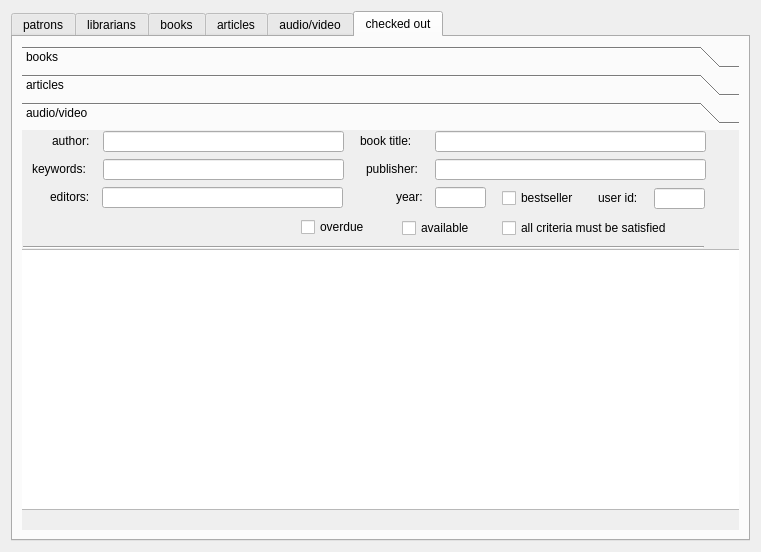
Old version of the form QT/librarian.ui in the repository Louie-ru/LMS-INNO.
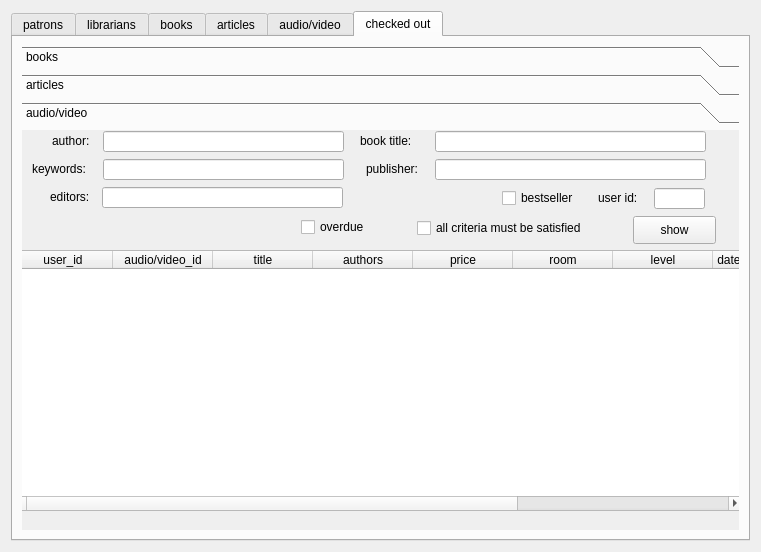
New version of the form.

Diff of the .ui file:
```diff
--- a/QT/librarian.ui
+++ b/QT/librarian.ui
@@ -1529,6 +1529,14 @@
           </widget>
          </widget>
          <widget class="QWidget" name="page_3">
+          <property name="geometry">
+           <rect>
+            <x>0</x>
+            <y>0</y>
+            <width>721</width>
+            <height>380</height>
+           </rect>
+          </property>
           <attribute name="label">
            <string>audio/video</string>
           </attribute>
@@ -1555,23 +1563,7 @@
             </rect>
            </property>
           </widget>
-          <widget class="QLineEdit" name="lineEdit_48">
-           <property name="geometry">
-            <rect>
-             <x>413</x>
-             <y>57</y>
-             <width>51</width>
-             <height>21</height>
-            </rect>
-           </property>
-           <property name="inputMask">
-            <string>9999</string>
-           </property>
-           <property name="text">
-            <string/>
-           </property>
-          </widget>
-          <widget class="QLineEdit" name="lineEdit_49">
+          <widget class="QLineEdit" name="line_authors_checked_out_vas">
            <property name="geometry">
             <rect>
              <x>81</x>
@@ -1594,33 +1586,7 @@
             <string>author:</string>
            </property>
           </widget>
-          <widget class="Line" name="line_9">
-           <property name="geometry">
-            <rect>
-             <x>1</x>
-             <y>109</y>
-             <width>681</width>
-             <height>16</height>
-            </rect>
-           </property>
-           <property name="orientation">
-            <enum>Qt::Horizontal</enum>
-           </property>
-          </widget>
-          <widget class="QCheckBox" name="checkBox_17">
-           <property name="geometry">
-            <rect>
-             <x>380</x>
-             <y>85</y>
-             <width>81</width>
-             <height>26</height>
-            </rect>
-           </property>
-           <property name="text">
-            <string>available</string>
-           </property>
-          </widget>
-          <widget class="QLineEdit" name="lineEdit_50">
+          <widget class="QLineEdit" name="line_keywords_checked_out_vas">
            <property name="geometry">
             <rect>
              <x>81</x>
@@ -1633,7 +1599,7 @@
           <widget class="QCheckBox" name="checkBox_18">
            <property name="geometry">
             <rect>
-             <x>480</x>
+             <x>395</x>
              <y>85</y>
              <width>201</width>
              <height>26</height>
@@ -1666,20 +1632,7 @@
             <string>editors:</string>
            </property>
           </widget>
-          <widget class="QLabel" name="label_53">
-           <property name="geometry">
-            <rect>
-             <x>374</x>
-             <y>57</y>
-             <width>31</width>
-             <height>20</height>
-            </rect>
-           </property>
-           <property name="text">
-            <string>year:</string>
-           </property>
-          </widget>
-          <widget class="QLineEdit" name="lineEdit_52">
+          <widget class="QLineEdit" name="line_editors_checked_out_vas">
            <property name="geometry">
             <rect>
              <x>80</x>
@@ -1715,17 +1668,7 @@
             <string>book title:</string>
            </property>
           </widget>
-          <widget class="QListView" name="listView_8">
-           <property name="geometry">
-            <rect>
-             <x>-2</x>
-             <y>119</y>
-             <width>721</width>
-             <height>261</height>
-            </rect>
-           </property>
-          </widget>
-          <widget class="QCheckBox" name="checkBox_19">
+          <widget class="QCheckBox" name="checkbox_bestseller_checked_out_vas">
            <property name="geometry">
             <rect>
              <x>480</x>
@@ -1780,6 +1723,79 @@
             <string>overdue</string>
            </property>
           </widget>
+          <widget class="QPushButton" name="button_show_checked_out_vas">
+           <property name="geometry">
+            <rect>
+             <x>611</x>
+             <y>86</y>
+             <width>83</width>
+             <height>28</height>
+            </rect>
+           </property>
+           <property name="text">
+            <string>show</string>
+           </property>
+          </widget>
+          <widget class="QTableWidget" name="table_checked_out_vas">
+           <property name="geometry">
+            <rect>
+             <x>-10</x>
+             <y>120</y>
+             <width>731</width>
+             <height>261</height>
+            </rect>
+           </property>
+           <column>
+            <property name="text">
+             <string>user_id</string>
+            </property>
+           </column>
+           <column>
+            <property name="text">
+             <string>audio/video_id</string>
+            </property>
+           </column>
+           <column>
+            <property name="text">
+             <string>title</string>
+            </property>
+           </column>
+           <column>
+            <property name="text">
+             <string>authors</string>
+            </property>
+           </column>
+           <column>
+            <property name="text">
+             <string>price</string>
+            </property>
+           </column>
+           <column>
+            <property name="text">
+             <string>room</string>
+            </property>
+           </column>
+           <column>
+            <property name="text">
+             <string>level</string>
+            </property>
+           </column>
+           <column>
+            <property name="text">
+             <string>date checked out</string>
+            </property>
+           </column>
+           <column>
+            <property name="text">
+             <string>date to return</string>
+            </property>
+           </column>
+           <column>
+            <property name="text">
+             <string>fine</string>
+            </property>
+           </column>
+          </widget>
          </widget>
         </widget>
        </item>
```
Left out of the diff: 1402 changed lines with no effect on the pictures.
